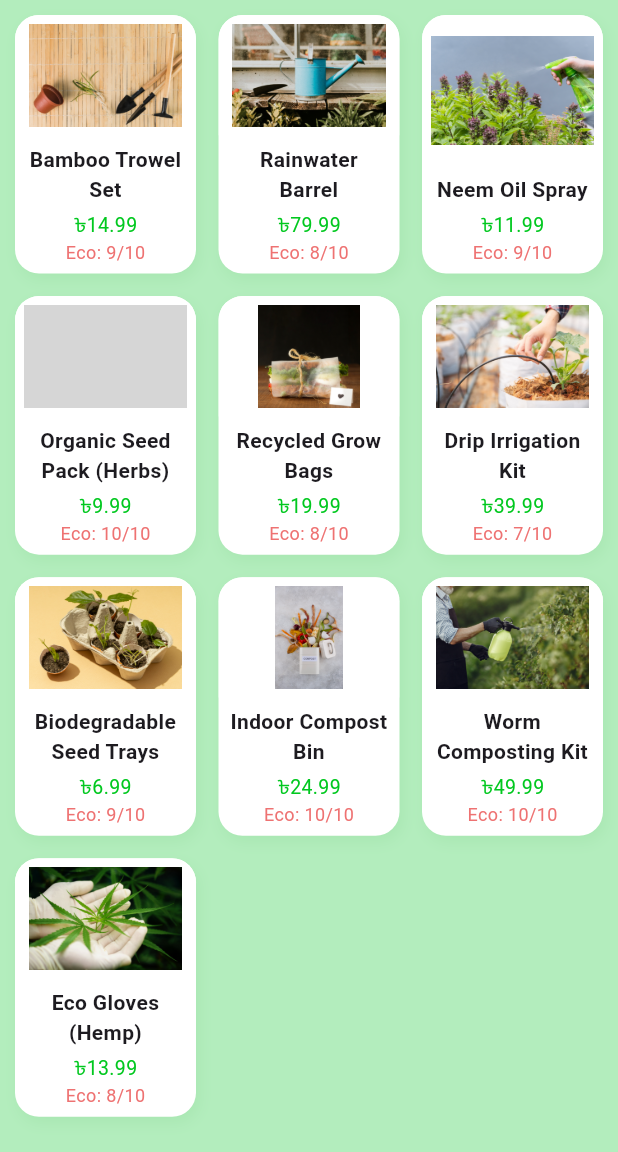
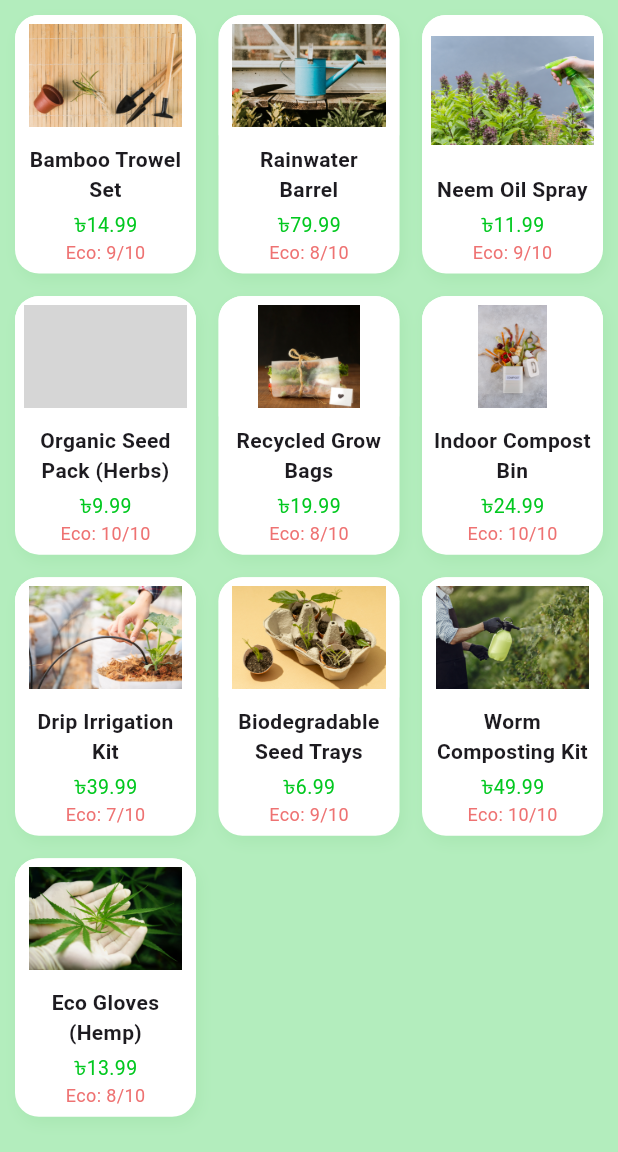
Before and after one commit to pietaa8/eco-bloom-app, a Flutter app: the screen it shows after launch, on a phone screen of 412 x 824 dp, the part 84-1236 px from its top. Run offline on Flutter 3.47's test engine with Material 3 defaults, Android fonts, the phone set to English and light mode, and no system bars; Roboto replaces fonts that are missing (Georgia); grey boxes are pictures that could not be loaded.

Commit message:
home page edited

```diff
--- a/lib/data/product_data.dart
+++ b/lib/data/product_data.dart
@@ -11,7 +11,7 @@
         'Sustainable bamboo handle trowel and spade for eco gardening.',
   ),
   Product(
-    id: 'p3',
+    id: 'p2',
     name: 'Rainwater Barrel',
     image: 'assets/images/rain_barrel.jpg',
     price: 79.99,
@@ -20,7 +20,7 @@
         'Collect and reuse rainwater with this durable recycled plastic barrel.',
   ),
   Product(
-    id: 'p6',
+    id: 'p3',
     name: 'Neem Oil Spray',
     image: 'assets/images/neem_spray.jpg',
     price: 11.99,
@@ -44,6 +44,14 @@
     description: 'Breathable grow bags made from 100% recycled PET bottles.',
   ),
   Product(
+    id: 'p6',
+    name: 'Indoor Compost Bin',
+    image: 'assets/images/compost_bin.jpg',
+    price: 24.99,
+    ecoScore: 10,
+    description: 'Odor-free indoor compost bin with biodegradable liners.',
+  ),
+  Product(
     id: 'p7',
     name: 'Drip Irrigation Kit',
     image: 'assets/images/drip_kit.jpg',
@@ -58,14 +66,6 @@
     price: 6.99,
     ecoScore: 9,
     description: 'Eco trays that break down naturally in soil after planting.',
-  ),
-  Product(
-    id: 'p2',
-    name: 'Indoor Compost Bin',
-    image: 'assets/images/compost_bin.jpg',
-    price: 24.99,
-    ecoScore: 10,
-    description: 'Odor-free indoor compost bin with biodegradable liners.',
   ),
   Product(
     id: 'p9',
```
